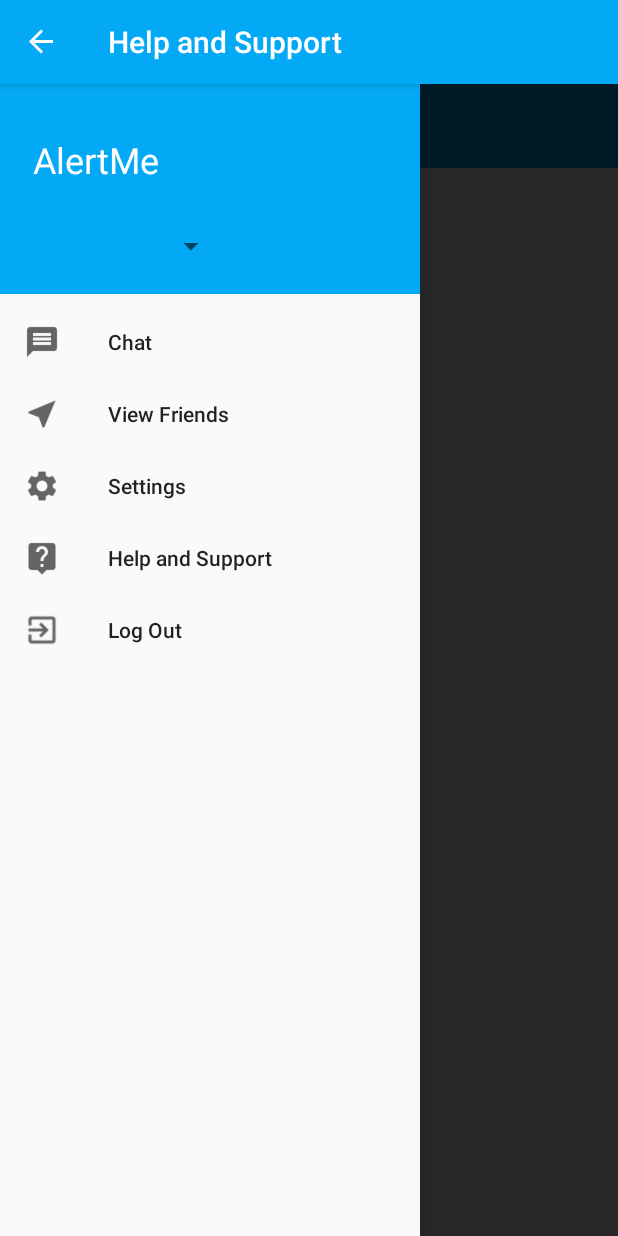
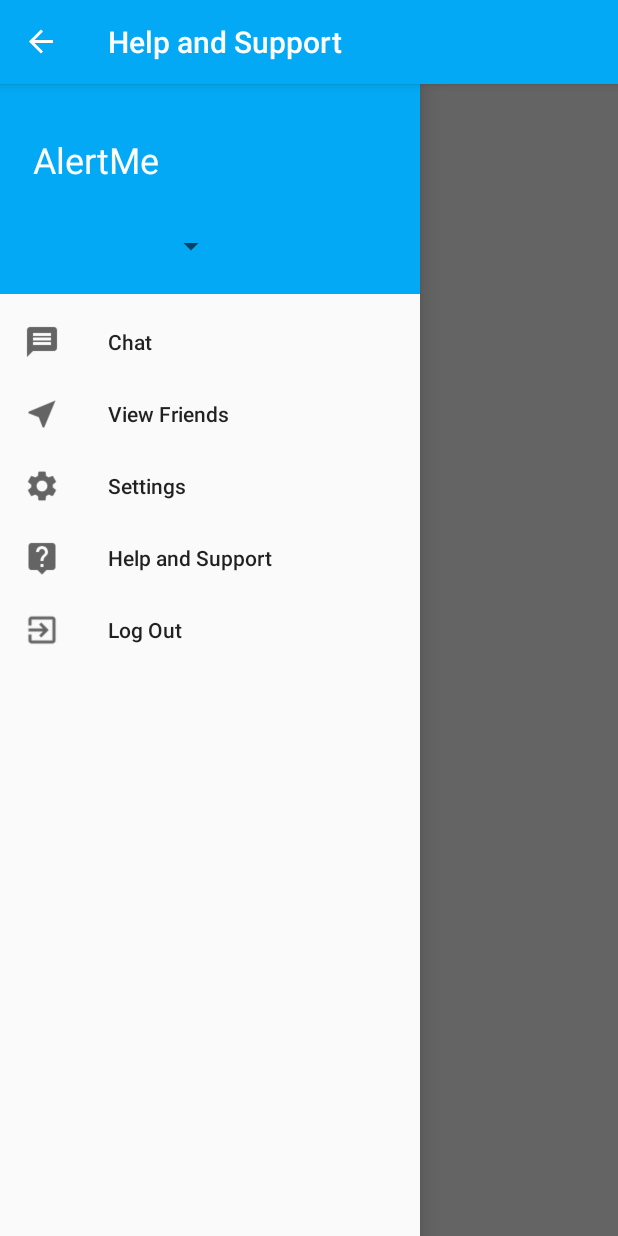
Before and after one commit to sanjulamadurapperuma/AlertMe, an Android app: the HelpActivity screen opened directly, with no data from a screen before it, with the side drawer open, on a phone screen of 412 x 824 dp. Run offline under Robolectric (Android 15) with nearby library versions, the phone set to English and light mode, and no system bars; our stand-ins replace Firebase (no records; nobody signed in at launch, a user with empty details on screens opened directly).

Commit message:
Fixed help activity crash

```diff
--- a/app/src/main/java/com/teamsos/android/alertme/ui/help_and_support/HelpActivity.java
+++ b/app/src/main/java/com/teamsos/android/alertme/ui/help_and_support/HelpActivity.java
@@ -195,7 +195,7 @@
         super.onCreate(savedInstanceState);
         setContentView(R.layout.activity_help_and_support);
         toolbar = findViewById(R.id.toolbar);
-        setSupportActionBar(toolbar);
+//        setSupportActionBar(toolbar);
         setTitle("Help and Support");
         drawerLayout = findViewById(R.id.helpAndSupport);
         drawerToggle = new ActionBarDrawerToggle(this, drawerLayout, R.string.open, R.string.close);
--- a/app/src/main/res/layout/activity_help_and_support.xml
+++ b/app/src/main/res/layout/activity_help_and_support.xml
@@ -7,13 +7,6 @@
     tools:context=".ui.help_and_support.HelpActivity"
     tools:layout_editor_absoluteY="25dp"
     android:id="@+id/helpAndSupport">
-    <LinearLayout
-        android:layout_width="match_parent"
-        android:layout_height="match_parent">
-        <include layout="@layout/toolbar_layout">
-
-        </include>
-    </LinearLayout>
 
     <android.support.constraint.ConstraintLayout
         android:layout_width="match_parent"
```
